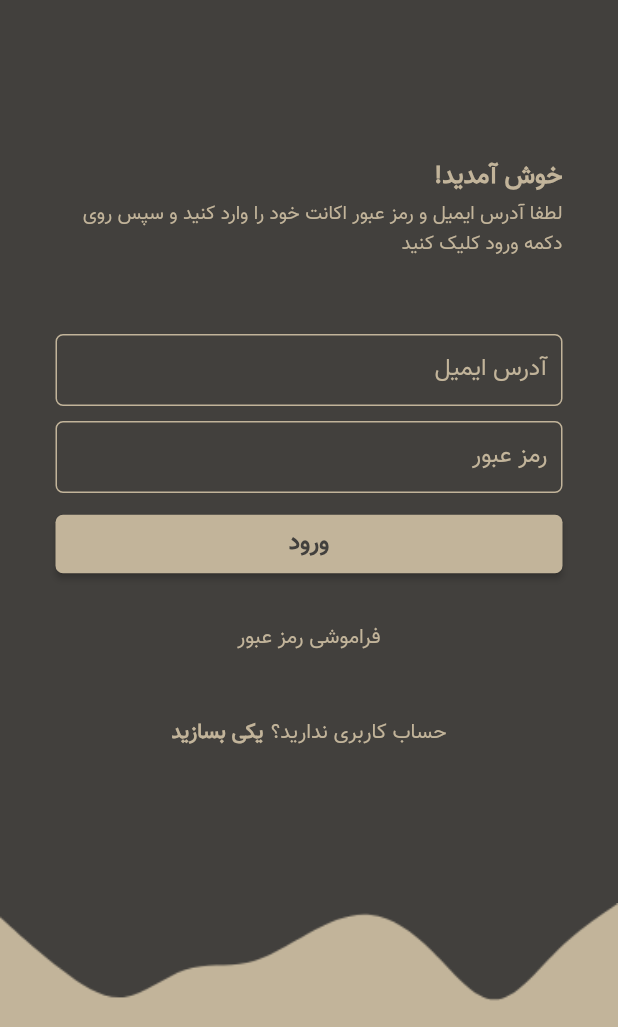
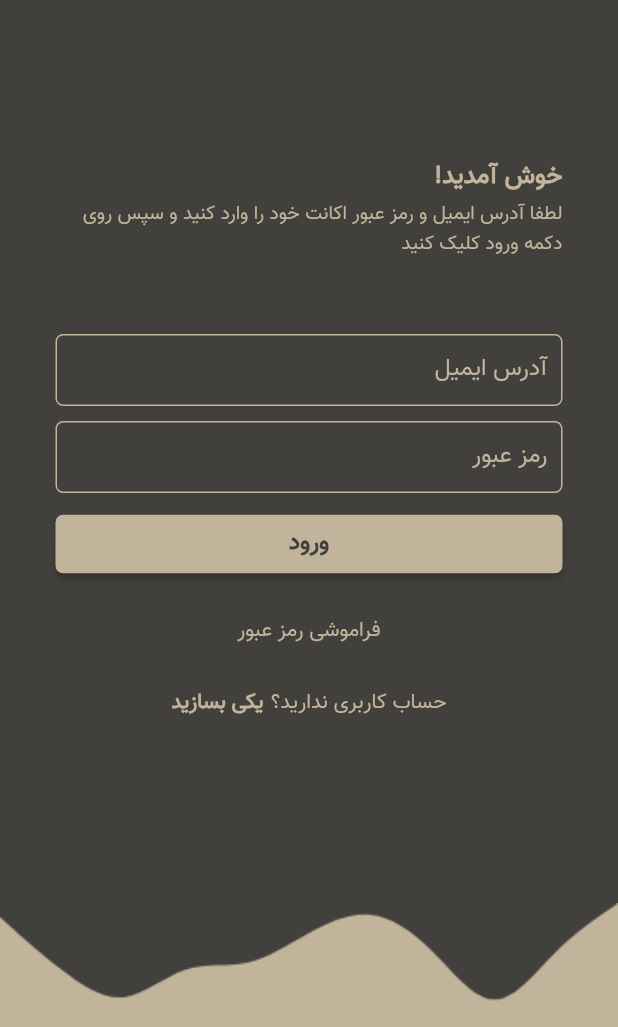
Before and after one commit to YRlp98/charm_mehregan_mobile_app, a Flutter app: the screen it shows after launch, on a phone screen of 412 x 824 dp, the part 209-1236 px from its top. Run offline on Flutter 3.47's test engine with Material 2 defaults, Android fonts, the phone set to English and light mode, and no system bars.

Commit message:
Reduce padding between forger pw and create account buttons

```diff
--- a/lib/LoginScreen.dart
+++ b/lib/LoginScreen.dart
@@ -96,7 +96,7 @@ class LoginScreen extends StatelessWidget {
                             ))),
 
 //              Forget Password
-                    new SizedBox(height: 15),
+                    new SizedBox(height: 10),
                     new Container(
                       margin: const EdgeInsets.only(right: 37, left: 37),
                       child: new FlatButton(
@@ -110,7 +110,7 @@ class LoginScreen extends StatelessWidget {
                     ),
 
 //              Create account
-                    new SizedBox(height: 15),
+                    new SizedBox(height: 0),
                     new Container(
                       margin: const EdgeInsets.only(right: 95, left: 95),
                       child: new FlatButton(
```
